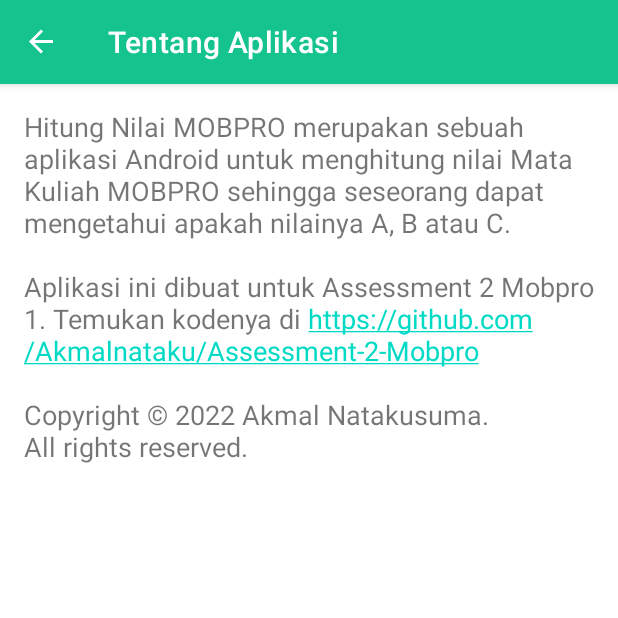
After one commit to Akmalnataku/Assessment-2-Mobpro, an Android app: the AboutFragment screen opened through its navigation route, on a phone screen of 412 x 824 dp, the top half of it. The commit adds this screen. Run offline under Robolectric (Android 15) with nearby library versions, the phone set to English and light mode, and no system bars; our stand-ins replace navigation-ui; Roboto replaces fonts that are not available here.

Commit message:
Membuat navigasi menggunakan menu

```diff
--- a/app/build.gradle
+++ b/app/build.gradle
@@ -1,6 +1,8 @@
 plugins {
     id 'com.android.application'
     id 'org.jetbrains.kotlin.android'
+    id 'kotlin-kapt'
+    id 'androidx.navigation.safeargs.kotlin'
 }
 
 android {
--- a/app/src/main/java/org/d3if2090/hitungnilai/MainActivity.kt
+++ b/app/src/main/java/org/d3if2090/hitungnilai/MainActivity.kt
@@ -2,9 +2,7 @@ package org.d3if2090.hitungnilai
 
 import android.os.Bundle
 import androidx.appcompat.app.AppCompatActivity
-import androidx.appcompat.view.ActionMode
 import androidx.navigation.NavController
-import androidx.navigation.Navigation
 import androidx.navigation.findNavController
 import androidx.navigation.ui.NavigationUI
 
--- /dev/null
+++ b/app/src/main/java/org/d3if2090/hitungnilai/ui/AboutFragment.kt
@@ -0,0 +1,7 @@
+package org.d3if2090.hitungnilai.ui
+
+import androidx.fragment.app.Fragment
+import org.d3if2090.hitungnilai.R
+
+class AboutFragment : Fragment(R.layout.fragment_about) {
+}
--- a/app/src/main/java/org/d3if2090/hitungnilai/ui/HitungFragment.kt
+++ b/app/src/main/java/org/d3if2090/hitungnilai/ui/HitungFragment.kt
@@ -2,13 +2,12 @@ package org.d3if2090.hitungnilai.ui
 
 import android.os.Bundle
 import android.text.TextUtils
-import android.view.LayoutInflater
-import android.view.View
-import android.view.ViewGroup
+import android.view.*
 import android.widget.Toast
 import androidx.fragment.app.Fragment
 import androidx.lifecycle.ViewModelProvider
 import androidx.navigation.findNavController
+import androidx.navigation.fragment.findNavController
 import org.d3if2090.hitungnilai.R
 import org.d3if2090.hitungnilai.databinding.FragmentHitungBinding
 import org.d3if2090.hitungnilai.model.HasilNilai
@@ -25,18 +24,39 @@ class HitungFragment : Fragment() {
     override fun onCreateView(inflater: LayoutInflater, container: ViewGroup?
                           , savedInstanceState: Bundle?): View {
         binding = FragmentHitungBinding.inflate(layoutInflater, container, false)
+        setHasOptionsMenu(true)
         return binding.root
     }
 
     override fun onViewCreated(view: View, savedInstanceState: Bundle?) {
         binding.button.setOnClickListener { hitungNilai() }
         binding.btnReset.setOnClickListener { reset() }
-        binding.saranButton.setOnClickListener {
-            it.findNavController().navigate(
-                R.id.action_hitungFragment_to_saranFragment
+        binding.saranButton.setOnClickListener { viewModel.mulaiNavigasi() }
+
+        viewModel.getHasilNilai().observe(requireActivity(), {showResult(it)})
+        viewModel.getNavigasi().observe(viewLifecycleOwner, {
+            if (it == null) return@observe
+            findNavController().navigate(
+                HitungFragmentDirections
+                    .actionHitungFragmentToSaranFragment(it)
             )
+            viewModel.selesaiNavigasi()
+        })
+    }
+
+    override fun onCreateOptionsMenu(menu: Menu, inflater: MenuInflater) {
+        super.onCreateOptionsMenu(menu, inflater)
+        inflater.inflate(R.menu.option_menu, menu)
+    }
+
+    override fun onOptionsItemSelected(item: MenuItem): Boolean {
+        if (item.itemId == R.id.menu_about) {
+            findNavController().navigate(
+                R.id.action_hitungFragment_to_aboutFragment
+            )
+            return true
         }
-        viewModel.getHasilNilai().observe(requireActivity(), {showResult(it)})
+        return super.onOptionsItemSelected(item)
     }
 
     private fun hitungNilai() {
--- a/app/src/main/java/org/d3if2090/hitungnilai/ui/HitungViewModel.kt
+++ b/app/src/main/java/org/d3if2090/hitungnilai/ui/HitungViewModel.kt
@@ -9,6 +9,7 @@ import org.d3if2090.hitungnilai.model.KategoriNilai
 class MainViewModel: ViewModel() {
 
     private val hasilNilai = MutableLiveData<HasilNilai?>()
+    private val navigasi = MutableLiveData<KategoriNilai?>()
 
     fun hitungNilai(
         praktikum: Float,
@@ -33,4 +34,14 @@ class MainViewModel: ViewModel() {
     }
 
     fun getHasilNilai(): LiveData<HasilNilai?> = hasilNilai
+
+    fun mulaiNavigasi() {
+        navigasi.value = hasilNilai.value?.kategori
+    }
+
+    fun selesaiNavigasi() {
+        navigasi.value = null
+    }
+
+    fun getNavigasi() : LiveData<KategoriNilai?> = navigasi
 }
--- a/app/src/main/java/org/d3if2090/hitungnilai/ui/SaranFragment.kt
+++ b/app/src/main/java/org/d3if2090/hitungnilai/ui/SaranFragment.kt
@@ -6,6 +6,7 @@ import android.view.View
 import android.view.ViewGroup
 import androidx.appcompat.app.AppCompatActivity
 import androidx.fragment.app.Fragment
+import androidx.navigation.fragment.navArgs
 import org.d3if2090.hitungnilai.R
 import org.d3if2090.hitungnilai.databinding.FragmentSaranBinding
 import org.d3if2090.hitungnilai.model.KategoriNilai
@@ -13,6 +14,7 @@ import org.d3if2090.hitungnilai.model.KategoriNilai
 class SaranFragment : Fragment() {
 
     private lateinit var binding: FragmentSaranBinding
+    private val args: SaranFragmentArgs by navArgs()
 
     override fun onCreateView(
         inflater: LayoutInflater,
@@ -44,6 +46,6 @@ class SaranFragment : Fragment() {
         }
     }
     override fun onViewCreated(view: View, savedInstanceState: Bundle?) {
-        updateUI(KategoriNilai.C)
+        updateUI(args.kategori)
     }
 }
--- /dev/null
+++ b/app/src/main/res/layout/fragment_about.xml
@@ -0,0 +1,8 @@
+<?xml version="1.0" encoding="utf-8"?>
+<TextView xmlns:android="http://schemas.android.com/apk/res/android"
+    android:layout_width="match_parent"
+    android:layout_height="match_parent"
+    android:layout_margin="16dp"
+    android:autoLink="web"
+    android:text="@string/copyright"
+    android:textSize="18sp" />
--- /dev/null
+++ b/app/src/main/res/menu/option_menu.xml
@@ -0,0 +1,9 @@
+<?xml version="1.0" encoding="utf-8"?>
+<menu xmlns:app="http://schemas.android.com/apk/res-auto"
+    xmlns:android="http://schemas.android.com/apk/res/android">
+
+    <item
+        android:id="@+id/menu_about"
+        android:title="@string/tentang_aplikasi"
+        app:showAsAction="never"/>
+</menu>
--- a/app/src/main/res/values/strings.xml
+++ b/app/src/main/res/values/strings.xml
@@ -26,4 +26,7 @@
     <string name="saran_a">Pertahankan prestasimu dan jangan sombong dengan nilaimu.</string>
     <string name="saran_b">Cobalah untuk meluangkan waktu lebih banyak untuk belajar.</string>
     <string name="saran_c">Cobalah untuk introspeksi diri. Ingat, kesuksesan juga berawal dari kegagalan.</string>
+
+    <string name="tentang_aplikasi">Tentang Aplikasi</string>
+    <string name="copyright">Hitung Nilai MOBPRO merupakan sebuah aplikasi Android untuk menghitung nilai Mata Kuliah MOBPRO sehingga seseorang dapat mengetahui apakah nilainya A, B atau C.\n\nAplikasi ini dibuat untuk Assessment 2 Mobpro 1. Temukan kodenya di https://github.com/Akmalnataku/Assessment-2-Mobpro \n\nCopyright © 2022 Akmal Natakusuma.\nAll rights reserved.</string>
 </resources>
--- a/build.gradle
+++ b/build.gradle
@@ -1,8 +1,14 @@
 // Top-level build file where you can add configuration options common to all sub-projects/modules.
+buildscript {
+    dependencies {
+        classpath "androidx.navigation:navigation-safe-args-gradle-plugin:2.4.2"
+    }
+}
 plugins {
     id 'com.android.application' version '7.2.0' apply false
     id 'com.android.library' version '7.2.0' apply false
     id 'org.jetbrains.kotlin.android' version '1.6.21' apply false
+    id 'androidx.navigation.safeargs'  version '2.4.2' apply false
 }
 
 task clean(type: Delete) {
```
Also changed, not shown: app/src/main/res/navigation/navigation.xml (+13 -1 lines).
